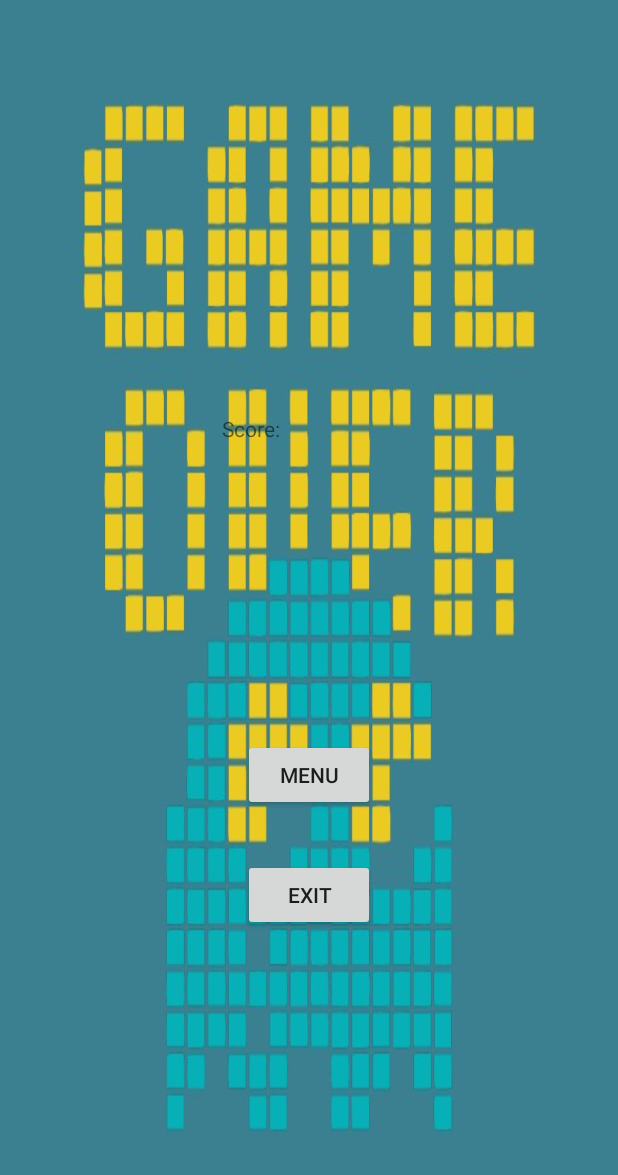
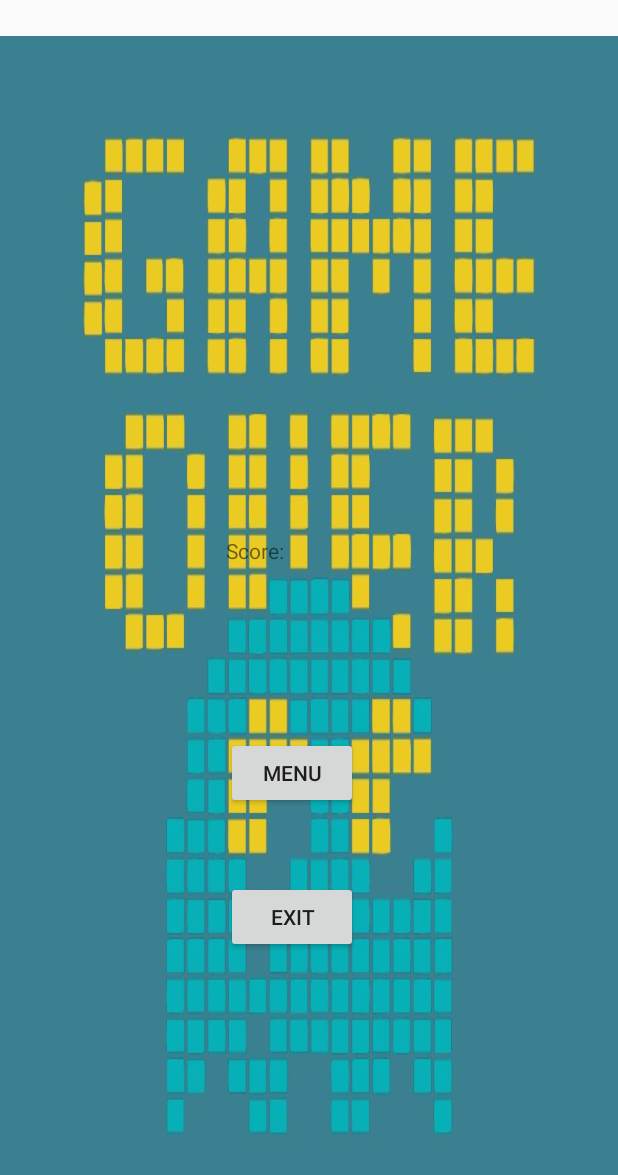
Before and after one commit to ttww97/PacMan, an Android app: the layout activity_end.xml on its own in the app's theme, with its tools: preview values and no code run, on a phone screen of 412 x 824 dp. Shown: the top 1175 px of the screen. Run offline under Robolectric (Android 15) with nearby library versions, the phone set to English and light mode, and no system bars.

Commit message:
Redesign UI in endactivity

```diff
--- a/app/src/main/res/layout/activity_end.xml
+++ b/app/src/main/res/layout/activity_end.xml
@@ -10,8 +10,9 @@
     <ImageView
         android:id="@+id/imageView2"
         android:layout_width="match_parent"
-        android:layout_height="match_parent"
+        android:layout_height="wrap_content"
         android:scaleType="fitXY"
+        app:layout_constraintBottom_toBottomOf="parent"
         app:srcCompat="@drawable/gameover" />
 
     <Button
@@ -21,16 +22,17 @@
         android:onClick="menu"
         android:text="Menu"
         app:layout_constraintBottom_toBottomOf="parent"
+        app:layout_constraintHorizontal_bias="0.466"
         app:layout_constraintLeft_toLeftOf="parent"
         app:layout_constraintRight_toRightOf="parent"
         app:layout_constraintTop_toTopOf="parent"
-        app:layout_constraintVertical_bias="0.635" />
+        app:layout_constraintVertical_bias="0.633" />
 
     <Button
         android:id="@+id/button9"
         android:layout_width="wrap_content"
         android:layout_height="wrap_content"
-        android:layout_marginTop="32dp"
+        android:layout_marginTop="48dp"
         android:onClick="exit"
         android:text="Exit"
         app:layout_constraintHorizontal_bias="0.0"
@@ -40,21 +42,19 @@
 
     <TextView
         android:id="@+id/textView"
-        android:layout_width="210dp"
-        android:layout_height="44dp"
-        android:layout_marginLeft="148dp"
-        android:layout_marginTop="276dp"
+        android:layout_width="140dp"
+        android:layout_height="42dp"
+        android:layout_marginBottom="92dp"
         android:text="Score: "
-        app:layout_constraintLeft_toLeftOf="parent"
-        app:layout_constraintTop_toTopOf="parent" />
+        app:layout_constraintBottom_toTopOf="@+id/button8"
+        app:layout_constraintLeft_toLeftOf="@id/button8" />
 
     <TextView
         android:id="@+id/textView2"
-        android:layout_width="178dp"
+        android:layout_width="140dp"
         android:layout_height="39dp"
-        android:layout_marginLeft="132dp"
-        android:layout_marginTop="148dp"
-        app:layout_constraintLeft_toLeftOf="parent"
-        app:layout_constraintTop_toTopOf="parent" />
+        android:layout_marginBottom="84dp"
+        app:layout_constraintBottom_toBottomOf="@id/textView"
+        app:layout_constraintLeft_toLeftOf="@id/textView" />
 
 </android.support.constraint.ConstraintLayout>
```
Also changed, not shown: app/src/main/java/com/example/zengtingwei/pacman/EndActivity.java (+6 -4 lines), app/src/main/java/com/example/zengtingwei/pacman/EndView.java (deleted, +0 -12 lines).
